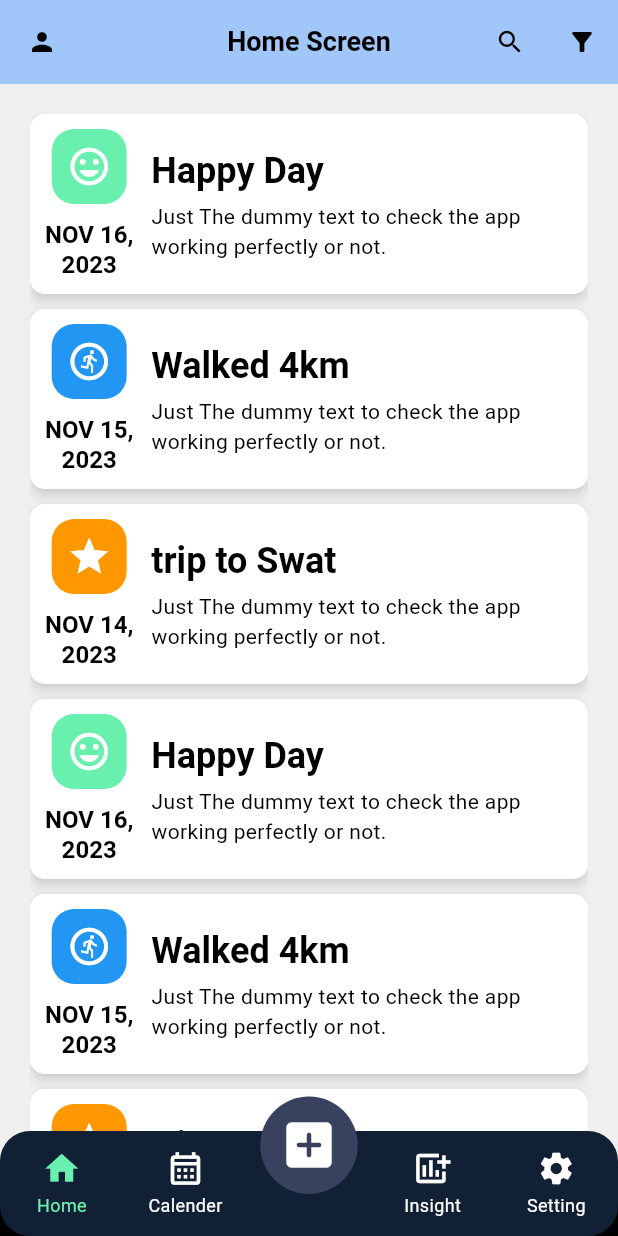
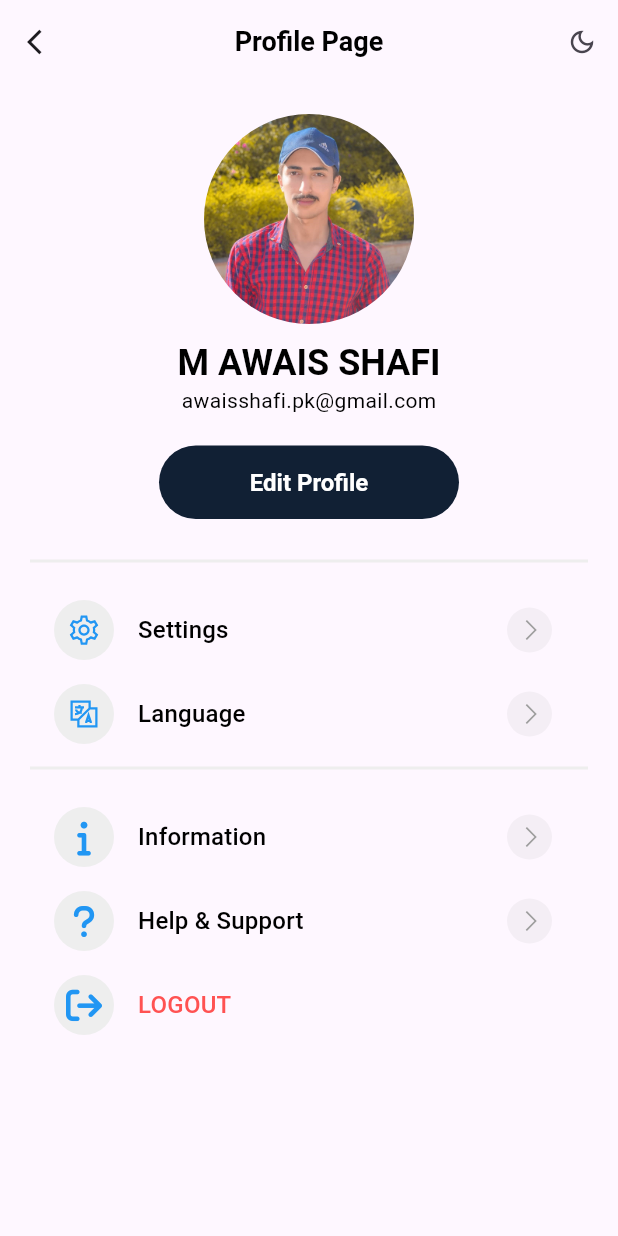
Before and after one commit to Tayyab2267/everyday_chronicles, a Flutter app: the BottomNavigationBarWidget screen opened directly, after a tap on the "person" icon, on a phone screen of 412 x 824 dp. Run offline on Flutter 3.47's test engine with Material 2 defaults, Android fonts, the phone set to English and light mode, and no system bars; drawn by our look-alikes of persistent_bottom_nav_bar; our stand-ins replace firebase_auth, firebase_core, flutter_otp_text_field, font_awesome_flutter, get, google_fonts and 6 more; missing offline and left inert: dart:ffi; accounts and stored records are empty; generated files the repository leaves out were written again; Roboto replaces fonts that are missing (Poppins).

Commit message:
Make filter_screen.dart, profile_screen.dart and setting_screen.dart. Also set these screen for dark theme as well

```diff
--- a/lib/src/common_widgets/cards/daily_record_card.dart
+++ b/lib/src/common_widgets/cards/daily_record_card.dart
@@ -1,3 +1,5 @@
+import 'dart:convert';
+
 import 'package:flutter/material.dart';
 import 'package:get/get.dart';
 
@@ -56,11 +58,16 @@ class DailyRecordCard extends StatelessWidget {
                             style: Theme
                                 .of(context)
                                 .textTheme
-                                .titleLarge,
+                                .bodyLarge,
                           ),
                         ],
                       ),
-                      const SizedBox(width: 12),
+                      VerticalDivider(
+                        color: Get.isDarkMode ? Colors.white24 : Colors.grey.shade300,
+                        thickness: 2,
+                        width: 20.0,
+                      ),
+                      const SizedBox(width: 8),
                       Expanded(
                         // Wrap the Column with Expanded
                         child: Column(
@@ -72,7 +79,7 @@ class DailyRecordCard extends StatelessWidget {
                               style: Theme
                                   .of(context)
                                   .textTheme
-                                  .headlineMedium,
+                                  .headlineSmall,
                               maxLines: 1,
                             ),
                             const SizedBox(height: 5),
--- a/lib/src/constants/image_strings.dart
+++ b/lib/src/constants/image_strings.dart
@@ -22,3 +22,6 @@ const String mySignupImage = "assets/images/login_signup_images/signup-image.png
 
 // Forget Password screen images
 const String myForgetPasswordImage = "assets/images/forget_password_images/forget-password-image.png";
+
+// Profile Screen
+const String profileImage = "assets/images/profile/awais-profile.JPG";
--- a/lib/src/constants/text_strings.dart
+++ b/lib/src/constants/text_strings.dart
@@ -59,3 +59,6 @@ const String myNextText = "Next";
 const String myOtpTitle = "CO\nDE";
 const String myOtpSubTitle = "Verification";
 const String myOtpMessage = "Enter the verification code sent at ";
+
+// Filter screen texts
+const String filterTitle = "Filter & Sort";
--- /dev/null
+++ b/lib/src/features/core/controllers/selected_tags_controller.dart
@@ -0,0 +1,6 @@
+import 'package:get/get_rx/src/rx_types/rx_types.dart';
+import 'package:get/get_state_manager/src/simple/get_controllers.dart';
+
+class SelectedTagsController extends GetxController {
+  RxList<String> selectedTags = <String>[].obs;
+}
--- a/lib/src/features/core/screens/home/bottom_navigation_bar_widget.dart
+++ b/lib/src/features/core/screens/home/bottom_navigation_bar_widget.dart
@@ -1,6 +1,7 @@
 import 'package:everyday_chronicles/src/constants/colors.dart';
 import 'package:flutter/material.dart';
 import 'package:persistent_bottom_nav_bar/persistent_tab_view.dart';
+import '../setting/setting_screen.dart';
 import 'home.dart';
 import 'home_add_screen.dart';
 import 'home_add_screen.dart';
@@ -17,12 +18,11 @@ class _BottomNavigationBarWidgetState extends State<BottomNavigationBarWidget> {
 
   List<Widget> _buildScreen() {
     return [
-      const Home(),
+      Home(),
       Text("Chart", style: Theme.of(context).textTheme.headlineLarge),
       const HomeAddScreen(),
-      //Text("Add", style: Theme.of(context).textTheme.headlineLarge),
       Text("Insight", style: Theme.of(context).textTheme.headlineLarge),
-      Text("Setting", style: Theme.of(context).textTheme.headlineLarge)
+      const SettingScreen()
     ];
   }
 
@@ -86,7 +86,7 @@ class _BottomNavigationBarWidgetState extends State<BottomNavigationBarWidget> {
     return SafeArea(
       child: Scaffold(
         resizeToAvoidBottomInset: false,
-        //body is not home screen it is bottom navigation bar
+        //body is the bottom navigation bar
         body: PersistentTabView(
           context,
           screens: _buildScreen(),
--- a/lib/src/features/core/screens/home/home.dart
+++ b/lib/src/features/core/screens/home/home.dart
@@ -1,21 +1,33 @@
-import 'package:everyday_chronicles/src/constants/colors.dart';
+import 'package:everyday_chronicles/src/features/core/screens/profile/profile_screen.dart';
 import 'package:flutter/material.dart';
 import 'package:get/get.dart';
-
 import '../../../../common_widgets/cards/daily_record_card.dart';
+import '../../../../constants/colors.dart';
+import '../../controllers/selected_tags_controller.dart';
+import 'filter_screen.dart';
 
 class Home extends StatelessWidget {
-  const Home({super.key});
+  Home({super.key});
+
+  final SelectedTagsController _selectedTagsController =
+      Get.put(SelectedTagsController());
 
   @override
   Widget build(BuildContext context) {
     return Scaffold(
-      backgroundColor: Get.isDarkMode ? myHomeScreenBackgroundDarkColor : myHomeScreenBackgroundColor, // home screen Dark background color
-      // --- app bar start
+      backgroundColor: Get.isDarkMode
+          ? myHomeScreenBackgroundDarkColor
+          : myHomeScreenBackgroundColor,
       appBar: AppBar(
         foregroundColor: Colors.black,
         elevation: 2,
-        title: Text("Home Screen", style: Theme.of(context).textTheme.headlineSmall!.copyWith(color: Colors.black),),
+        title: Text(
+          "Home Screen",
+          style: Theme.of(context)
+              .textTheme
+              .headlineSmall!
+              .copyWith(color: Colors.black),
+        ),
         centerTitle: true,
         actions: <Widget>[
           IconButton(
@@ -23,22 +35,57 @@ class Home extends StatelessWidget {
             icon: const Icon(Icons.search, size: 20),
           ),
           IconButton(
-            onPressed: () {},
+            onPressed: () {
+              FilterScreen.buildShowModalBottomSheet(context);
+            },
             icon: const Icon(Icons.filter_list_alt, size: 20),
           ),
         ],
         backgroundColor: myBackgroundLightColor,
         leading: IconButton(
-          onPressed: () {},
+          onPressed: () {
+            Get.to(
+              () => const ProfileScreen(),
+              transition: Transition.leftToRight,
+              duration: const Duration(milliseconds: 400),
+            );
+          },
           icon: const Icon(Icons.person, size: 20),
         ),
       ),
-      // ----- App bar end
       body: Container(
         margin: const EdgeInsets.all(20),
         child: ListView(
-          children: const [
-            DailyRecordCard(
+          children: [
+            // Add Obx Here
+            Obx(
+              () => SizedBox(
+                //if(_selectedTagsController.selectedTags.length)
+                height:
+                    _selectedTagsController.selectedTags.isNotEmpty ? 40 : 0,
+                child: ListView.builder(
+                  scrollDirection: Axis.horizontal,
+                  itemCount: _selectedTagsController.selectedTags.length,
+                  itemBuilder: (context, index) {
+                    final tag = _selectedTagsController.selectedTags[index];
+                    return Padding(
+                      padding: const EdgeInsets.only(right: 8),
+                      child: Chip(
+                        backgroundColor: Colors.blue.shade300,
+                        //deleteIconColor: Colors.black,
+                        label: Text(tag,
+                            style: Theme.of(context).textTheme.bodyMedium),
+                        onDeleted: () {
+                          _selectedTagsController.selectedTags.remove(tag);
+                        },
+                      ),
+                    );
+                  },
+                ),
+              ),
+            ), // Empty container if selectedTags is null
+            const SizedBox(height: 10),
+            const DailyRecordCard(
               cardIcon: Icons.tag_faces,
               cardDate: "Nov 16,\n2023",
               cardTitle: "Happy Day",
@@ -46,7 +93,7 @@ class Home extends StatelessWidget {
                   "Just The dummy text to check the app working perfectly or not.",
               color: Colors.greenAccent,
             ),
-            DailyRecordCard(
+            const DailyRecordCard(
               cardIcon: Icons.run_circle_outlined,
               cardDate: "Nov 15,\n2023",
               cardTitle: "Walked 4km",
@@ -54,7 +101,7 @@ class Home extends StatelessWidget {
                   "Just The dummy text to check the app working perfectly or not.",
               color: Colors.blue,
             ),
-            DailyRecordCard(
+            const DailyRecordCard(
               cardIcon: Icons.star,
               cardDate: "Nov 14,\n2023",
               cardTitle: "trip to Swat",
@@ -62,7 +109,7 @@ class Home extends StatelessWidget {
                   "Just The dummy text to check the app working perfectly or not.",
               color: Colors.orange,
             ),
-            DailyRecordCard(
+            const DailyRecordCard(
               cardIcon: Icons.tag_faces,
               cardDate: "Nov 16,\n2023",
               cardTitle: "Happy Day",
@@ -70,7 +117,7 @@ class Home extends StatelessWidget {
                   "Just The dummy text to check the app working perfectly or not.",
               color: Colors.greenAccent,
             ),
-            DailyRecordCard(
+            const DailyRecordCard(
               cardIcon: Icons.run_circle_outlined,
               cardDate: "Nov 15,\n2023",
               cardTitle: "Walked 4km",
@@ -78,7 +125,7 @@ class Home extends StatelessWidget {
                   "Just The dummy text to check the app working perfectly or not.",
               color: Colors.blue,
             ),
-            DailyRecordCard(
+            const DailyRecordCard(
               cardIcon: Icons.star,
               cardDate: "Nov 14,\n2023",
               cardTitle: "trip to Swat",
--- /dev/null
+++ b/lib/src/features/core/screens/profile/profile_menu_widget.dart
@@ -0,0 +1,54 @@
+import 'package:flutter/material.dart';
+import 'package:get/get.dart';
+import 'package:line_awesome_flutter/line_awesome_flutter.dart';
+
+class ProfileMenuWidget extends StatelessWidget {
+  const ProfileMenuWidget({
+    super.key,
+    required this.title,
+    required this.icon,
+    required this.onPress,
+    this.endIcon = true,
+    this.textColor,
+  });
+
+  final String title;
+  final IconData icon;
+  final bool endIcon;
+  final Color? textColor;
+  final VoidCallback onPress;
+
+  @override
+  Widget build(BuildContext context) {
+
+    return ListTile(
+      onTap: onPress,
+      leading: Container(
+        width: 40,
+        height: 40,
+        decoration: BoxDecoration(
+          borderRadius: BorderRadius.circular(100),
+          color: Get.isDarkMode ? Colors.white24 : Colors.grey.shade200,
+        ),
+        child: Icon(
+          icon,
+          color: Get.isDarkMode ? Colors.tealAccent : Colors.blue,
+        ),
+      ),
+      title: Text(title, style: Theme.of(context).textTheme.titleMedium ?.apply(color: textColor)),
+      trailing: endIcon ? Container(
+        width: 30,
+        height: 30,
+        decoration: BoxDecoration(
+          borderRadius: BorderRadius.circular(100),
+          color: Colors.grey.withOpacity(0.1),
+        ),
+        child: const Icon(
+          LineAwesomeIcons.angle_right,
+          size: 18,
+          color: Colors.grey,
+        ),
+      ): null,
+    );
+  }
+}
--- /dev/null
+++ b/lib/src/features/core/screens/profile/profile_screen.dart
@@ -0,0 +1,117 @@
+import 'package:everyday_chronicles/src/constants/image_strings.dart';
+import 'package:everyday_chronicles/src/constants/sizes.dart';
+import 'package:everyday_chronicles/src/features/core/screens/profile/profile_menu_widget.dart';
+import 'package:flutter/material.dart';
+import 'package:font_awesome_flutter/font_awesome_flutter.dart';
+import 'package:get/get.dart';
+import 'package:line_awesome_flutter/line_awesome_flutter.dart';
+import '../../../../constants/colors.dart';
+
+class ProfileScreen extends StatelessWidget {
+  const ProfileScreen({super.key});
+
+  @override
+  Widget build(BuildContext context) {
+    return Scaffold(
+      appBar: AppBar(
+        //foregroundColor: Colors.black,
+        //elevation: 2,
+        title: Text(
+          "Profile Page",
+          style: Theme.of(context)
+              .textTheme
+              .headlineSmall,
+        ),
+        centerTitle: true,
+        actions: [
+          IconButton(
+            onPressed: () {
+              Get.changeThemeMode(
+                Get.isDarkMode ? ThemeMode.light : ThemeMode.dark,
+              );
+            },
+            icon: Icon(
+                Get.isDarkMode ? Icons.light_mode : Icons.dark_mode_outlined,
+                size: 20),
+          ),
+        ],
+        leading: IconButton(
+          onPressed: () {
+            Get.back();
+          },
+          icon: const Icon(Icons.arrow_back_ios, size: 20),
+        ),
+      ),
+      body: SingleChildScrollView(
+        child: Container(
+          padding: const EdgeInsets.all(20),
+          child: Column(
+            children: [
+              SizedBox(
+                width: 140,
+                height: 140,
+                child: ClipRRect(
+                  borderRadius: BorderRadius.circular(100),
+                  child: const Image(
+                    image: AssetImage(profileImage),
+                  ),
+                ),
+              ),
+              const SizedBox(height: 10),
+              Text("M Awais Shafi".toUpperCase(),
+                  style: Theme.of(context).textTheme.headlineMedium),
+              Text("awaisshafi.pk@gmail.com",
+                  style: Theme.of(context).textTheme.bodyMedium),
+              const SizedBox(height: 20),
+              SizedBox(
+                width: 200,
+                child: ElevatedButton(
+                  onPressed: () {},
+                  style: ElevatedButton.styleFrom(
+                    backgroundColor: Get.isDarkMode ? Colors.white : myButtonBackgroundColor,
+                    side: BorderSide.none,
+                    shape: const StadiumBorder(),
+                  ),
+                  child: const Text("Edit Profile"),
+                ),
+              ),
+              const SizedBox(height: 20),
+              Divider(thickness: 2, color: Get.isDarkMode ? Colors.white24 : Colors.grey.shade200),
+              const SizedBox(height: 10),
+              // Menu
+              ProfileMenuWidget(
+                title: "Settings",
+                icon: LineAwesomeIcons.cog,
+                onPress: () {},
+              ),
+              ProfileMenuWidget(
+                title: "Language",
+                icon: LineAwesomeIcons.language,
+                onPress: () {},
+              ),
+              Divider(thickness: 2, color: Get.isDarkMode ? Colors.white24 : Colors.grey.shade200),
+              const SizedBox(height: 10),
+              ProfileMenuWidget(
+                title: "Information",
+                icon: FontAwesomeIcons.info,
+                onPress: () {},
+              ),
+              ProfileMenuWidget(
+                title: "Help & Support",
+                icon: FontAwesomeIcons.question,
+                onPress: () {},
+              ),
+              ProfileMenuWidget(
+                title: "Logout".toUpperCase(),
+                icon: FontAwesomeIcons.arrowRightFromBracket,
+                endIcon: false,
+                textColor: Colors.redAccent,
+                onPress: () {},
+              ),
+            ],
+          ),
+        ),
+      ),
+    );
+  }
+}
--- a/pubspec.yaml
+++ b/pubspec.yaml
@@ -26,6 +26,7 @@ dependencies:
   persistent_bottom_nav_bar: ^5.0.2
   font_awesome_flutter: ^10.6.0
   image_picker: ^1.0.4
+  line_awesome_flutter: ^2.0.0
 
 
 dev_dependencies:
@@ -49,6 +50,7 @@ flutter:
     - assets/images/app-icon.png
     - assets/images/icon-dark.png
     - assets/images/
+    - assets/images/profile/
     - assets/images/on_boarding_images/
     - assets/images/welcome_images/
     - assets/images/login_signup_images/
```
Also changed, not shown: lib/src/features/core/screens/home/filter_screen.dart (added, +146 -0 lines), lib/src/features/core/screens/home/home_add_screen.dart (+24 -8 lines), lib/src/features/core/screens/setting/setting_screen.dart (added, +152 -0 lines), assets/images/profile/awais-profile.JPG (added), pubspec.lock.
